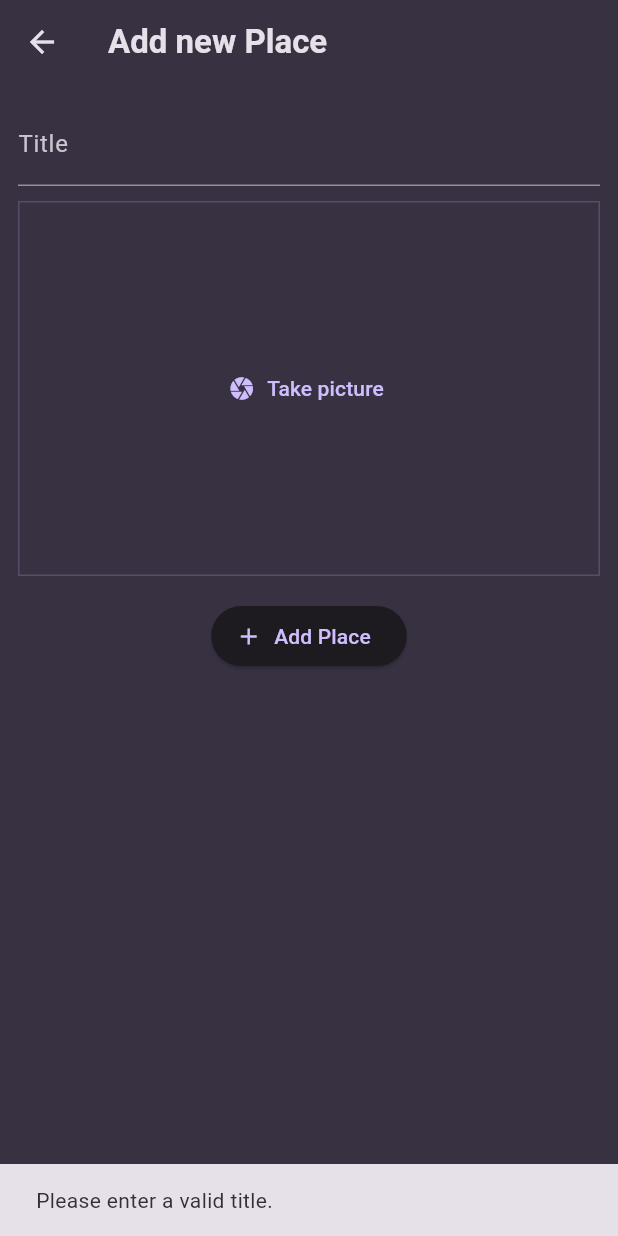
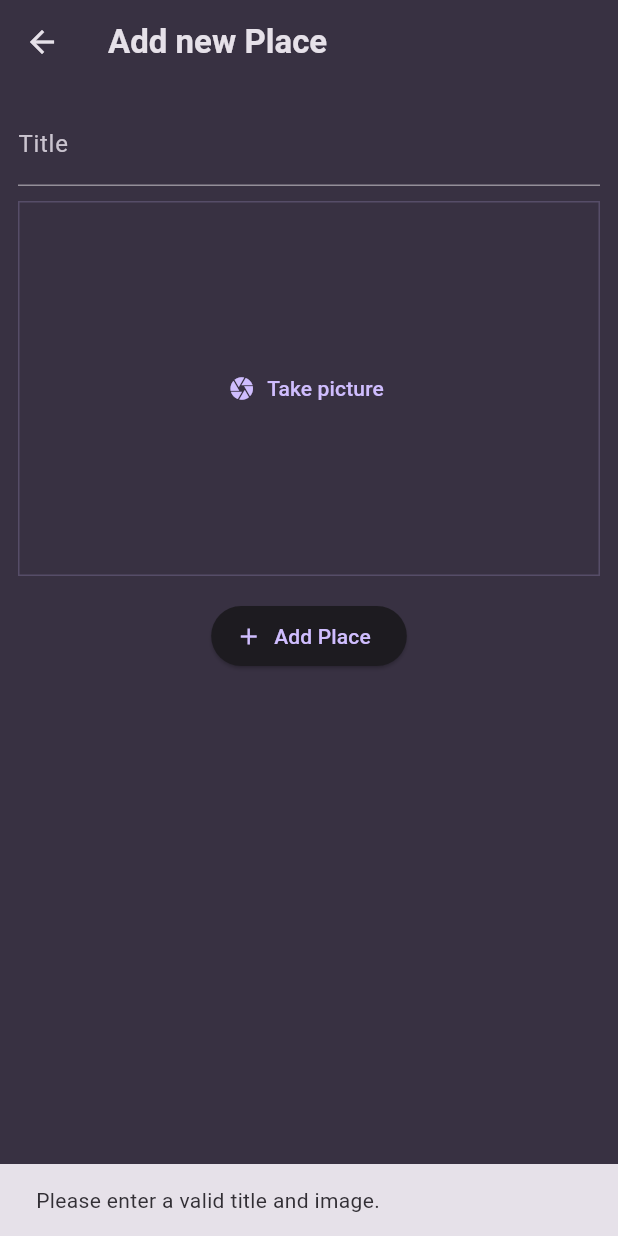
Before and after one commit to weitecklee/flutter_favorite_places_app, a Flutter app: the AddPlaceScreen screen opened directly, after a tap on "Add Place", on a phone screen of 412 x 824 dp. Run offline on Flutter 3.47's test engine with Material 3 defaults, Android fonts, the phone set to English and light mode, and no system bars; our stand-ins replace flutter_riverpod, google_fonts, image_picker.

Commit message:
use device camera and save picture

```diff
--- a/lib/models/place.dart
+++ b/lib/models/place.dart
@@ -1,3 +1,5 @@
+import 'dart:io';
+
 import 'package:uuid/uuid.dart';
 
 const uuid = Uuid();
@@ -5,8 +7,10 @@ const uuid = Uuid();
 class Place {
   Place({
     required this.title,
+    required this.image,
   }) : id = uuid.v4();
 
   final String title;
   final String id;
+  final File image;
 }
--- a/lib/screens/add_place.dart
+++ b/lib/screens/add_place.dart
@@ -1,3 +1,5 @@
+import 'dart:io';
+
 import 'package:favorite_places_app/models/place.dart';
 import 'package:favorite_places_app/providers/places_provider.dart';
 import 'package:favorite_places_app/widgets/image_input.dart';
@@ -13,13 +15,17 @@ class AddPlaceScreen extends ConsumerStatefulWidget {
 
 class _AddPlaceScreenState extends ConsumerState<AddPlaceScreen> {
   final _titleController = TextEditingController();
-  bool _validate() => _titleController.text.trim().isNotEmpty;
+  File? _selectedImage;
+
+  bool _validate() =>
+      _titleController.text.trim().isNotEmpty || _selectedImage != null;
 
   void _savePlace() {
     if (_validate()) {
       ref.read(placesProvider.notifier).addPlace(
             Place(
               title: _titleController.text,
+              image: _selectedImage!,
             ),
           );
       Navigator.pop(context);
@@ -27,7 +33,7 @@ class _AddPlaceScreenState extends ConsumerState<AddPlaceScreen> {
       ScaffoldMessenger.of(context).clearSnackBars();
       ScaffoldMessenger.of(context).showSnackBar(
         const SnackBar(
-          content: Text('Please enter a valid title.'),
+          content: Text('Please enter a valid title and image.'),
         ),
       );
     }
@@ -60,7 +66,11 @@ class _AddPlaceScreenState extends ConsumerState<AddPlaceScreen> {
                   .copyWith(color: Theme.of(context).colorScheme.onSurface),
             ),
             const SizedBox(height: 10),
-            const ImageInput(),
+            ImageInput(
+              onPickImage: (image) {
+                _selectedImage = image;
+              },
+            ),
             const SizedBox(height: 16),
             ElevatedButton.icon(
               onPressed: _savePlace,
--- a/lib/screens/places.dart
+++ b/lib/screens/places.dart
@@ -27,7 +27,10 @@ class PlacesScreen extends ConsumerWidget {
           ),
         ],
       ),
-      body: PlacesList(places: places),
+      body: Padding(
+        padding: const EdgeInsets.all(8.0),
+        child: PlacesList(places: places),
+      ),
     );
   }
 }
--- a/lib/widgets/image_input.dart
+++ b/lib/widgets/image_input.dart
@@ -1,15 +1,57 @@
+import 'dart:io';
+
 import 'package:flutter/material.dart';
+import 'package:image_picker/image_picker.dart';
 
 class ImageInput extends StatefulWidget {
-  const ImageInput({super.key});
+  const ImageInput({
+    super.key,
+    required this.onPickImage,
+  });
+
+  final void Function(File) onPickImage;
 
   @override
   State<ImageInput> createState() => _ImageInputState();
 }
 
 class _ImageInputState extends State<ImageInput> {
+  File? _selectedImage;
+
+  void _takePicture() async {
+    final imagePicker = ImagePicker();
+    final XFile? pickedImage = await imagePicker.pickImage(
+      source: ImageSource.camera,
+      maxWidth: 600,
+    );
+    if (pickedImage == null) {
+      return;
+    }
+    setState(() {
+      _selectedImage = File(pickedImage.path);
+    });
+    widget.onPickImage(_selectedImage!);
+  }
+
   @override
   Widget build(BuildContext context) {
+    Widget content = TextButton.icon(
+      icon: const Icon(Icons.camera),
+      label: const Text('Take picture'),
+      onPressed: _takePicture,
+    );
+
+    if (_selectedImage != null) {
+      content = GestureDetector(
+        onTap: _takePicture,
+        child: Image.file(
+          _selectedImage!,
+          fit: BoxFit.cover,
+          width: double.infinity,
+          height: double.infinity,
+        ),
+      );
+    }
     return Container(
       height: 250,
       width: double.infinity,
@@ -20,11 +62,7 @@ class _ImageInputState extends State<ImageInput> {
           color: Theme.of(context).colorScheme.primary.withOpacity(.2),
         ),
       ),
-      child: TextButton.icon(
-        icon: const Icon(Icons.camera),
-        label: const Text('Take picture'),
-        onPressed: () {},
-      ),
+      child: content,
     );
   }
 }
--- a/lib/widgets/places_list.dart
+++ b/lib/widgets/places_list.dart
@@ -26,6 +26,12 @@ class PlacesList extends StatelessWidget {
     return ListView.builder(
       itemCount: places.length,
       itemBuilder: (context, i) => ListTile(
+        leading: CircleAvatar(
+          radius: 26,
+          backgroundImage: FileImage(
+            places[i].image,
+          ),
+        ),
         title: Text(
           places[i].title,
           style: Theme.of(context)
--- a/pubspec.yaml
+++ b/pubspec.yaml
@@ -38,6 +38,7 @@ dependencies:
   google_fonts: ^6.2.1
   flutter_riverpod: ^2.5.1
   uuid: ^4.4.2
+  image_picker: ^1.1.2
 
 dev_dependencies:
   flutter_test:
```
Also changed, not shown: 3 other files.
